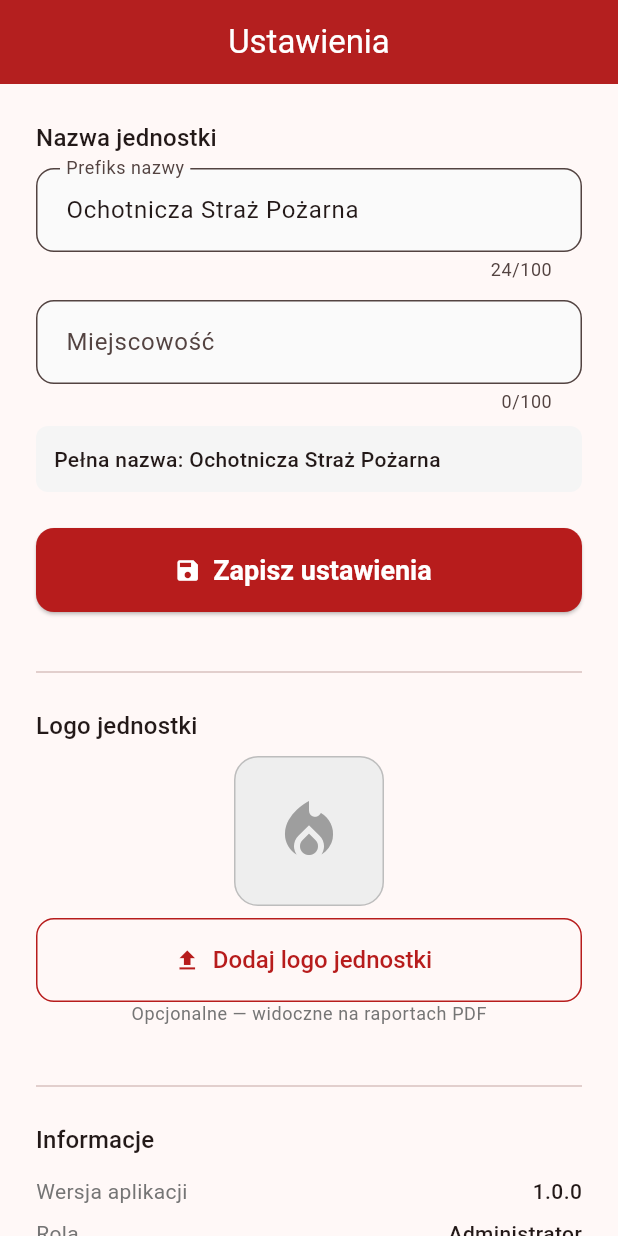
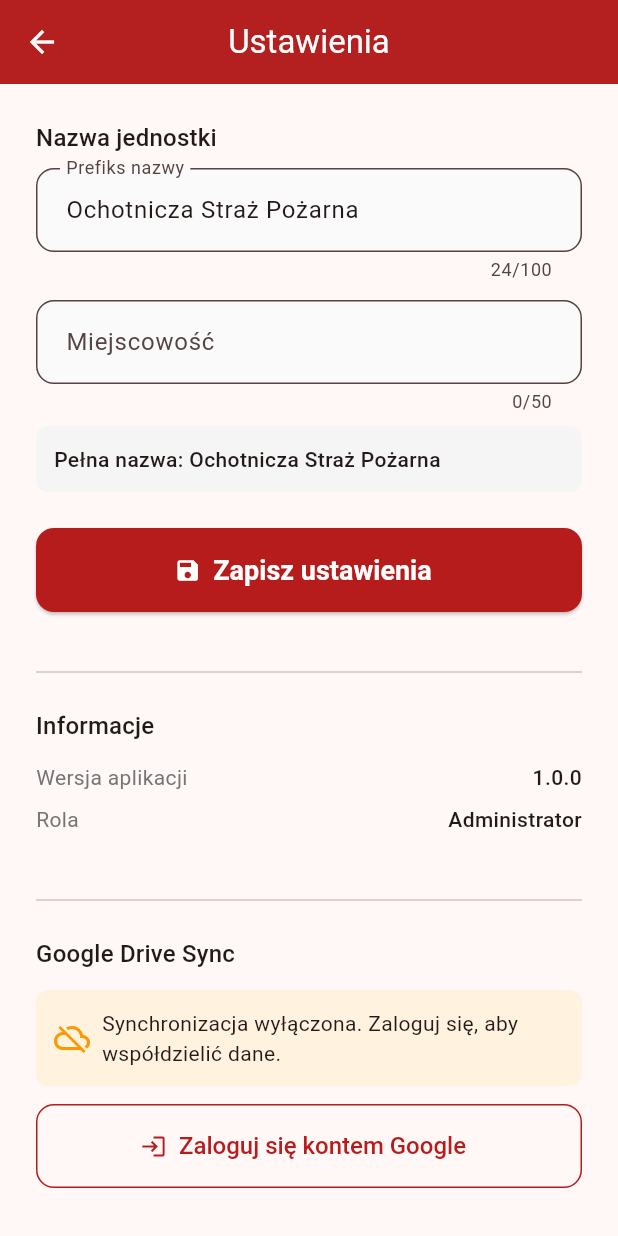
Before and after one commit to mionsek/osp-app, a Flutter app: the SettingsScreen screen opened by its route, on a phone screen of 412 x 824 dp. Run offline on Flutter 3.47's test engine with Material 3 defaults, Android fonts, the phone set to English and light mode, and no system bars; our stand-ins replace connectivity_plus, flutter_riverpod, go_router, google_sign_in, hive, hive_flutter and 2 more; missing offline and left inert: googleapis; accounts and stored records are empty.

Commit message:
feat(002): Drive folder restructure (config/, reports/{year}/), fix settings layout, rename threats→threat_types

```diff
--- a/lib/screens/onboarding/onboarding_screen.dart
+++ b/lib/screens/onboarding/onboarding_screen.dart
@@ -385,7 +385,7 @@ class _OnboardingScreenState extends ConsumerState<OnboardingScreen> {
                 labelText: 'Miejscowość',
                 hintText: 'np. Kielno',
               ),
-              maxLength: 100,
+              maxLength: 50,
               textCapitalization: TextCapitalization.words,
               validator: (value) {
                 if (value == null || value.trim().isEmpty) {
--- a/lib/screens/reports/steps/step_basic_info.dart
+++ b/lib/screens/reports/steps/step_basic_info.dart
@@ -214,6 +214,7 @@ class _StepBasicInfoState extends ConsumerState<StepBasicInfo>
                 ),
               ),
               textCapitalization: TextCapitalization.words,
+              maxLength: 50,
               onChanged: (v) =>
                   widget.onChanged(addressLocality: v.trim()),
               validator: (v) => v == null || v.trim().isEmpty
@@ -233,7 +234,7 @@ class _StepBasicInfoState extends ConsumerState<StepBasicInfo>
                       widget.onChanged(addressStreet: v)),
                 ),
               ),
-              maxLength: 200,
+              maxLength: 100,
               onChanged: (v) =>
                   widget.onChanged(addressStreet: v.trim()),
             ),
--- a/lib/screens/settings/settings_screen.dart
+++ b/lib/screens/settings/settings_screen.dart
@@ -15,13 +15,20 @@ class SettingsScreen extends ConsumerStatefulWidget {
 class _SettingsScreenState extends ConsumerState<SettingsScreen> {
   late TextEditingController _prefixController;
   late TextEditingController _localityController;
+  final _formKey = GlobalKey<FormState>();
 
   @override
   void initState() {
     super.initState();
+    try {
       final config = ref.read(unitConfigProvider);
       _prefixController = TextEditingController(text: config.namePrefix);
       _localityController = TextEditingController(text: config.locality);
+    } catch (e) {
+      debugPrint('Settings initState error: $e');
+      _prefixController = TextEditingController(text: 'Ochotnicza Straż Pożarna');
+      _localityController = TextEditingController();
+    }
   }
 
   @override
@@ -31,15 +38,14 @@ class _SettingsScreenState extends ConsumerState<SettingsScreen> {
     super.dispose();
   }
 
-  final _formKey = GlobalKey<FormState>();
-
   Future<void> _save() async {
     if (!_formKey.currentState!.validate()) return;
+    final currentConfig = ref.read(unitConfigProvider);
     final newConfig = UnitConfig(
       namePrefix: _prefixController.text.trim(),
       locality: _localityController.text.trim(),
       onboardingCompleted: true,
-      isAdmin: ref.read(unitConfigProvider).isAdmin,
+      isAdmin: currentConfig.isAdmin,
     );
     await ref.read(unitConfigProvider.notifier).save(newConfig);
     if (mounted) {
@@ -54,13 +60,19 @@ class _SettingsScreenState extends ConsumerState<SettingsScreen> {
 
   @override
   Widget build(BuildContext context) {
+    debugPrint('SettingsScreen.build() called');
     final config = ref.watch(unitConfigProvider);
 
     return Scaffold(
       appBar: AppBar(
+        leading: IconButton(
+          icon: const Icon(Icons.arrow_back),
+          onPressed: () => Navigator.of(context).pop(),
+        ),
         title: const Text('Ustawienia'),
       ),
-      body: SingleChildScrollView(
+      body: SafeArea(
+        child: SingleChildScrollView(
           padding: const EdgeInsets.all(24),
           child: Form(
             key: _formKey,
@@ -90,7 +102,7 @@ class _SettingsScreenState extends ConsumerState<SettingsScreen> {
                     hintText: 'np. Kielno',
                   ),
                   textCapitalization: TextCapitalization.words,
-              maxLength: 100,
+                  maxLength: 50,
                   validator: (v) => v == null || v.trim().isEmpty
                       ? 'Podaj miejscowość'
                       : null,
@@ -118,60 +130,18 @@ class _SettingsScreenState extends ConsumerState<SettingsScreen> {
                 const SizedBox(height: 32),
                 const Divider(),
                 const SizedBox(height: 16),
-            Text('Logo jednostki',
-                style: Theme.of(context).textTheme.titleMedium),
-            const SizedBox(height: 8),
-            Center(
-              child: Column(
-                children: [
-                  Container(
-                    width: 100,
-                    height: 100,
-                    decoration: BoxDecoration(
-                      color: Colors.grey[200],
-                      borderRadius: BorderRadius.circular(16),
-                      border: Border.all(color: Colors.grey[400]!),
-                    ),
-                    child: Icon(
-                      Icons.local_fire_department,
-                      size: 48,
-                      color: Colors.grey[500],
-                    ),
-                  ),
-                  const SizedBox(height: 8),
-                  OutlinedButton.icon(
-                    onPressed: () {
-                      ScaffoldMessenger.of(context).showSnackBar(
-                        const SnackBar(
-                          content: Text('Funkcja dostępna wkrótce'),
-                        ),
-                      );
-                    },
-                    icon: const Icon(Icons.upload),
-                    label: const Text('Dodaj logo jednostki'),
-                  ),
-                  Text(
-                    'Opcjonalne — widoczne na raportach PDF',
-                    style: Theme.of(context).textTheme.bodySmall?.copyWith(
-                          color: Colors.grey[600],
-                        ),
-                  ),
-                ],
-              ),
-            ),
-            const SizedBox(height: 32),
-            const Divider(),
-            const SizedBox(height: 16),
                 Text('Informacje',
                     style: Theme.of(context).textTheme.titleMedium),
                 const SizedBox(height: 8),
                 _InfoRow('Wersja aplikacji', '1.0.0'),
-            _InfoRow('Rola', config.isAdmin ? 'Administrator' : 'Użytkownik'),
+                _InfoRow('Rola',
+                    config.isAdmin ? 'Administrator' : 'Użytkownik'),
                 const SizedBox(height: 32),
                 const Divider(),
                 const SizedBox(height: 16),
                 _GoogleSyncSection(),
               ],
+            ),
           ),
         ),
       ),
@@ -182,7 +152,13 @@ class _SettingsScreenState extends ConsumerState<SettingsScreen> {
 class _GoogleSyncSection extends ConsumerWidget {
   @override
   Widget build(BuildContext context, WidgetRef ref) {
-    final syncState = ref.watch(syncStateProvider);
+    final SyncState syncState;
+    try {
+      syncState = ref.watch(syncStateProvider);
+    } catch (e) {
+      debugPrint('syncStateProvider error: $e');
+      return const Text('Nie udało się załadować danych synchronizacji.');
+    }
 
     return Column(
       crossAxisAlignment: CrossAxisAlignment.stretch,
@@ -229,9 +205,10 @@ class _GoogleSyncSection extends ConsumerWidget {
             const SizedBox(height: 8),
             Row(
               children: [
-                Text('Kod zaproszenia',
+                Expanded(
+                  child: Text('Kod zaproszenia',
                       style: TextStyle(color: Colors.grey[600])),
-                const Spacer(),
+                ),
                 Text(
                   syncState.unitInviteCode!,
                   style: const TextStyle(
@@ -240,9 +217,11 @@ class _GoogleSyncSection extends ConsumerWidget {
                     letterSpacing: 2,
                   ),
                 ),
-                const SizedBox(width: 8),
+                const SizedBox(width: 4),
                 IconButton(
                   icon: const Icon(Icons.copy, size: 18),
+                  padding: EdgeInsets.zero,
+                  constraints: const BoxConstraints(),
                   onPressed: () {
                     Clipboard.setData(
                         ClipboardData(text: syncState.unitInviteCode!));
@@ -277,10 +256,7 @@ class _GoogleSyncSection extends ConsumerWidget {
             ),
           ],
           const SizedBox(height: 12),
-          Row(
-            children: [
-              Expanded(
-                child: OutlinedButton.icon(
+          OutlinedButton.icon(
             onPressed: syncState.isSyncing
                 ? null
                 : () => ref.read(syncStateProvider.notifier).syncNow(),
@@ -294,8 +270,7 @@ class _GoogleSyncSection extends ConsumerWidget {
             label: Text(
                 syncState.isSyncing ? 'Synchronizacja...' : 'Synchronizuj teraz'),
           ),
-              ),
-              const SizedBox(width: 8),
+          const SizedBox(height: 8),
           OutlinedButton.icon(
             onPressed: () async {
               final confirm = await showDialog<bool>(
@@ -325,8 +300,6 @@ class _GoogleSyncSection extends ConsumerWidget {
             label: const Text('Wyloguj'),
           ),
         ],
-          ),
-        ],
       ],
     );
   }
@@ -354,7 +327,15 @@ class _InfoRow extends StatelessWidget {
         mainAxisAlignment: MainAxisAlignment.spaceBetween,
         children: [
           Text(label, style: TextStyle(color: Colors.grey[600])),
-          Text(value, style: const TextStyle(fontWeight: FontWeight.w500)),
+          const SizedBox(width: 8),
+          Flexible(
+            child: Text(
+              value,
+              style: const TextStyle(fontWeight: FontWeight.w500),
+              overflow: TextOverflow.ellipsis,
+              textAlign: TextAlign.end,
+            ),
+          ),
         ],
       ),
     );
--- a/lib/services/google_drive_service.dart
+++ b/lib/services/google_drive_service.dart
@@ -32,10 +32,23 @@ class GoogleDriveService {
     final created = await _api.files.create(folder);
     final folderId = created.id!;
 
+    // Create config subfolder
+    await _createSubfolder(folderId, 'config');
+
     // Create reports subfolder
     await _createSubfolder(folderId, 'reports');
 
     return folderId;
+  }
+
+  /// Create a subfolder in a parent folder. Returns subfolder ID.
+  Future<String> createSubfolder(String parentId, String name) async {
+    return _createSubfolder(parentId, name);
+  }
+
+  /// List subfolders inside a folder.
+  Future<List<drive.File>> listSubfolders(String parentId) async {
+    return _listSubfolders(parentId);
   }
 
   Future<String> _createSubfolder(String parentId, String name) async {
@@ -48,6 +61,16 @@ class GoogleDriveService {
     return created.id!;
   }
 
+  /// List subfolders inside a folder.
+  Future<List<drive.File>> _listSubfolders(String parentId) async {
+    final result = await _api.files.list(
+      q: "'$parentId' in parents and mimeType = 'application/vnd.google-apps.folder' and trashed = false",
+      spaces: 'drive',
+      $fields: 'files(id, name)',
+    );
+    return result.files ?? [];
+  }
+
   /// Find reports subfolder inside unit folder.
   Future<String?> findReportsFolder(String unitFolderId) async {
     final result = await _api.files.list(
@@ -56,6 +79,30 @@ class GoogleDriveService {
       $fields: 'files(id)',
     );
     return result.files?.isNotEmpty == true ? result.files!.first.id : null;
+  }
+
+  /// Find config subfolder inside unit folder.
+  Future<String?> findConfigFolder(String unitFolderId) async {
+    final result = await _api.files.list(
+      q: "'$unitFolderId' in parents and name = 'config' and mimeType = 'application/vnd.google-apps.folder' and trashed = false",
+      spaces: 'drive',
+      $fields: 'files(id)',
+    );
+    return result.files?.isNotEmpty == true ? result.files!.first.id : null;
+  }
+
+  /// Find or create a year subfolder inside reports folder.
+  Future<String> findOrCreateYearFolder(String reportsFolderId, int year) async {
+    final yearStr = year.toString();
+    final result = await _api.files.list(
+      q: "'$reportsFolderId' in parents and name = '$yearStr' and mimeType = 'application/vnd.google-apps.folder' and trashed = false",
+      spaces: 'drive',
+      $fields: 'files(id)',
+    );
+    if (result.files?.isNotEmpty == true) {
+      return result.files!.first.id!;
+    }
+    return _createSubfolder(reportsFolderId, yearStr);
   }
 
   /// Share the unit folder with a user (by email).
@@ -70,7 +117,7 @@ class GoogleDriveService {
   }
 
   /// Find unit folder shared with current user by invite code.
-  /// The invite code is stored in unit_config.json inside the folder.
+  /// The invite code is stored in unit_config.json inside the config subfolder.
   Future<String?> findUnitByInviteCode(String code) async {
     // Search for unit_config.json files accessible to the user
     final result = await _api.files.list(
@@ -85,8 +132,16 @@ class GoogleDriveService {
       try {
         final content = await readJsonFile(file.id!);
         if (content != null && content['inviteCode'] == code) {
-          // Return the parent folder ID
-          return file.parents?.isNotEmpty == true ? file.parents!.first : null;
+          // The file is in /config/ subfolder, we need the grandparent (unit folder)
+          final configFolderId = file.parents?.isNotEmpty == true ? file.parents!.first : null;
+          if (configFolderId == null) continue;
+          // Get the parent of config folder = unit folder
+          final configFolder = await _api.files.get(configFolderId, $fields: 'parents');
+          if (configFolder is drive.File && configFolder.parents?.isNotEmpty == true) {
+            return configFolder.parents!.first;
+          }
+          // Fallback: maybe unit_config.json is in root folder (old structure)
+          return configFolderId;
         }
       } catch (e) {
         debugPrint('Error checking file ${file.id}: $e');
```
Also changed, not shown: lib/screens/reports/report_detail_screen.dart (+69 -0 lines), lib/screens/reports/steps/step_crew.dart (+66 -1 lines), lib/services/sync_service.dart (+69 -22 lines), 1 other file. Lines whose indentation alone changed are shown as unchanged.
